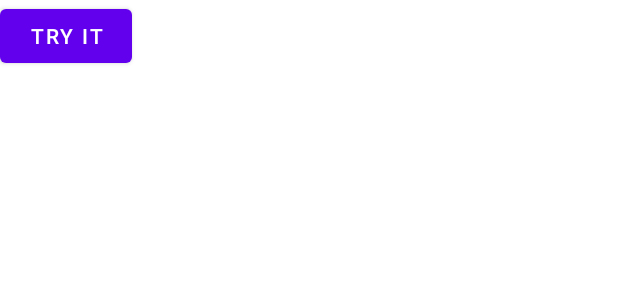
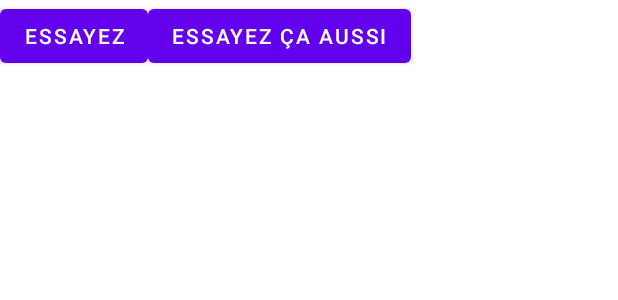
Before and after one commit to benjaminAd/RenduDevMobile, an Android app: the layout activity_main.xml on its own in the app's theme, with its tools: preview values and no code run, on a phone screen of 412 x 824 dp. Shown: the top 300 px of the screen. Run offline under Robolectric (Android 15) with nearby library versions, the phone set to English and light mode, and no system bars.

Commit message:
Exo 4 Td1

```diff
--- a/Exo4Td1/app/src/main/res/layout/activity_main.xml
+++ b/Exo4Td1/app/src/main/res/layout/activity_main.xml
@@ -9,4 +9,16 @@
         android:layout_height="wrap_content"
         android:text="@string/mainbutton" />
 
+    <Button
+        android:id="@+id/secondaryButton"
+        android:layout_width="wrap_content"
+        android:layout_height="wrap_content"
+        android:text="@string/secondButton" />
+
+    <TextView
+        android:id="@+id/textView"
+        android:layout_width="wrap_content"
+        android:layout_height="wrap_content"
+        android:text="@string/textView"
+        android:visibility="invisible" />
 </LinearLayout>
--- a/Exo4Td1/app/src/main/res/values/strings.xml
+++ b/Exo4Td1/app/src/main/res/values/strings.xml
@@ -1,4 +1,6 @@
 <resources>
     <string name="app_name">Exo4Td1</string>
-    <string name="mainbutton">Try it</string>
+    <string name="mainbutton">Essayez</string>
+    <string name="secondButton">Essayez ça aussi</string>
+    <string name="textView">Exercice 4</string>
 </resources>
```
Also changed, not shown: Exo4Td1/app/src/main/java/com/example/exo4td1/MainActivity.java (+28 -0 lines), 1 other file.
